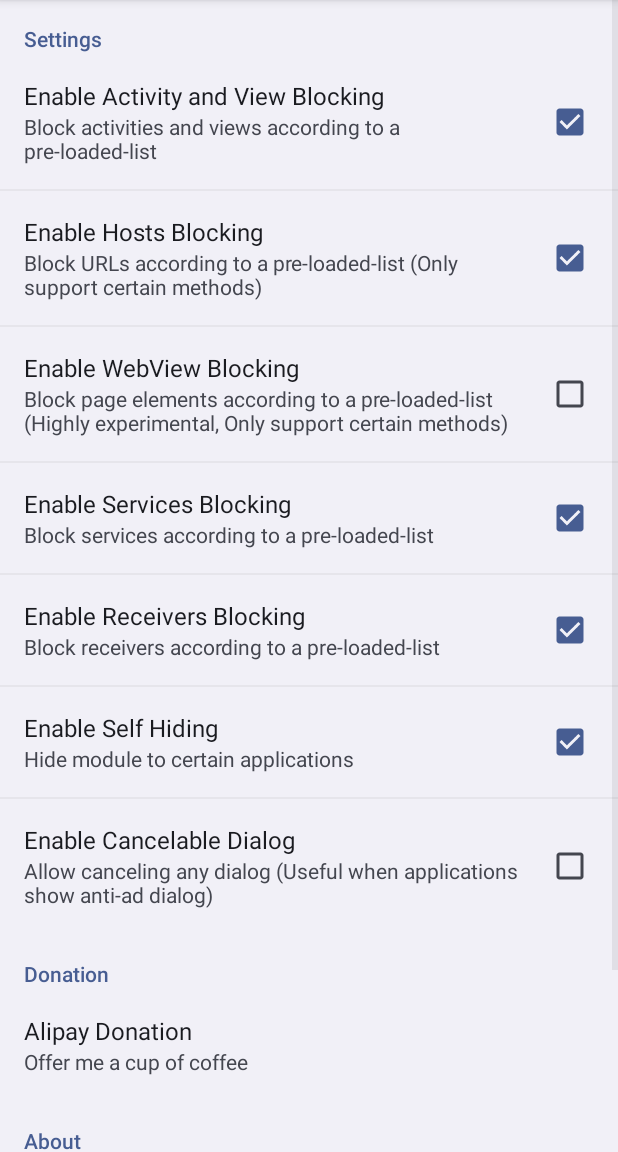
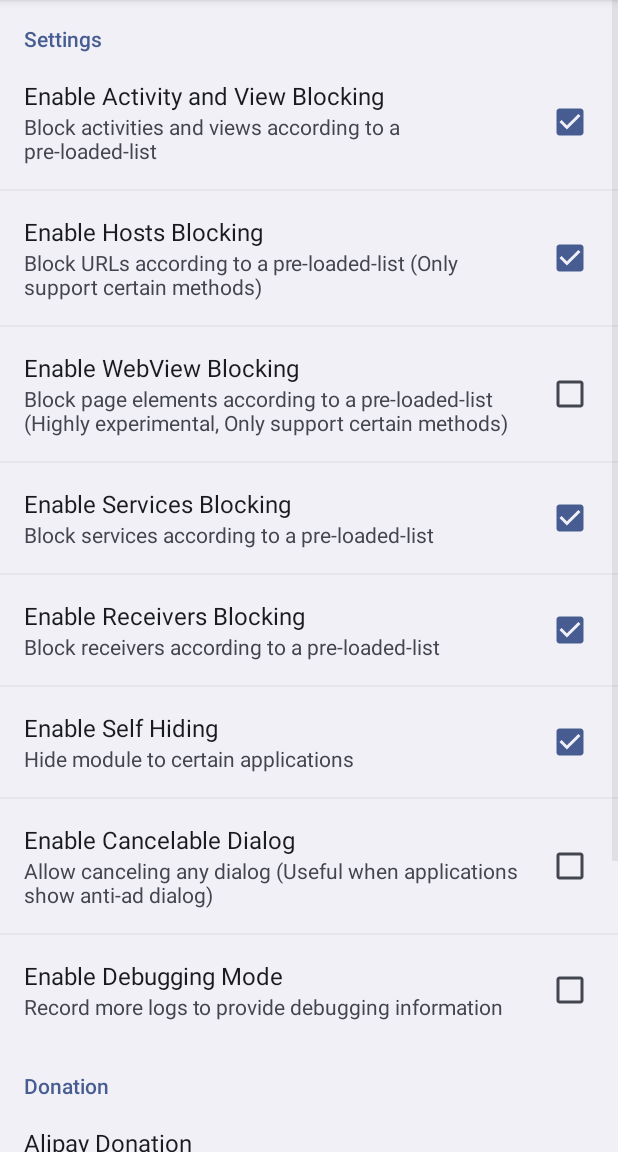
Before and after one commit to AdBlocker-Reborn/AdBlocker_Reborn, an Android app: the SettingsActivity screen opened directly, with no data from a screen before it, on a phone screen of 412 x 824 dp, the part 84-1236 px from its top. Run offline under Robolectric (Android 15) with nearby library versions, the light colour scheme and no system bars; libraries missing offline, so code that uses them is left out: de.robv.android, moe.feng.alipay.

Commit message:
Interface: Add Debug Mode Toggle
I used build config to provide debug logs before this commit, but now switch to a toggle instead.

Need to modify something more though.

```diff
--- a/app/src/main/java/com/aviraxp/adblocker/continued/helper/PreferencesHelper.java
+++ b/app/src/main/java/com/aviraxp/adblocker/continued/helper/PreferencesHelper.java
@@ -45,4 +45,8 @@ public class PreferencesHelper {
     public static boolean isBackPressHookEnabled() {
         return getModuleSharedPreferences().getBoolean("BACKPRESS_HOOK", false);
     }
+
+    public static boolean isDebugModeEnabled() {
+        return getModuleSharedPreferences().getBoolean("DEBUG", false);
+    }
 }
--- a/app/src/main/java/com/aviraxp/adblocker/continued/util/LogUtils.java
+++ b/app/src/main/java/com/aviraxp/adblocker/continued/util/LogUtils.java
@@ -1,6 +1,6 @@
 package com.aviraxp.adblocker.continued.util;
 
-import com.aviraxp.adblocker.continued.BuildConfig;
+import com.aviraxp.adblocker.continued.helper.PreferencesHelper;
 
 import de.robv.android.xposed.XposedBridge;
 
@@ -8,7 +8,7 @@ public class LogUtils {
     public static void logRecord(Object object) {
         if (object instanceof Throwable) {
             XposedBridge.log((Throwable) object);
-        } else if (BuildConfig.DEBUG && object instanceof String) {
+        } else if (PreferencesHelper.isDebugModeEnabled() && object instanceof String) {
             XposedBridge.log((String) object);
         }
     }
--- a/app/src/main/res/values/strings.xml
+++ b/app/src/main/res/values/strings.xml
@@ -30,4 +30,6 @@
     <string name="about">About</string>
     <string name="backpress_hook_description">Allow canceling any dialog (Useful when applications show anti-ad dialog)</string>
     <string name="backpress_hook">Enable Cancelable Dialog</string>
+    <string name="debug_description">Record more logs to provide debugging information</string>
+    <string name="debug">Enable Debugging Mode</string>
 </resources>
--- a/app/src/main/res/xml/pref_settings.xml
+++ b/app/src/main/res/xml/pref_settings.xml
@@ -35,6 +35,11 @@
             android:key="BACKPRESS_HOOK"
             android:summary="@string/backpress_hook_description"
             android:title="@string/backpress_hook" />
+        <CheckBoxPreference
+            android:defaultValue="false"
+            android:key="DEBUG"
+            android:summary="@string/debug_description"
+            android:title="@string/debug" />
     </PreferenceCategory>
     <PreferenceCategory android:title="@string/donation">
         <Preference
```
Also changed, not shown: 1 other file.
